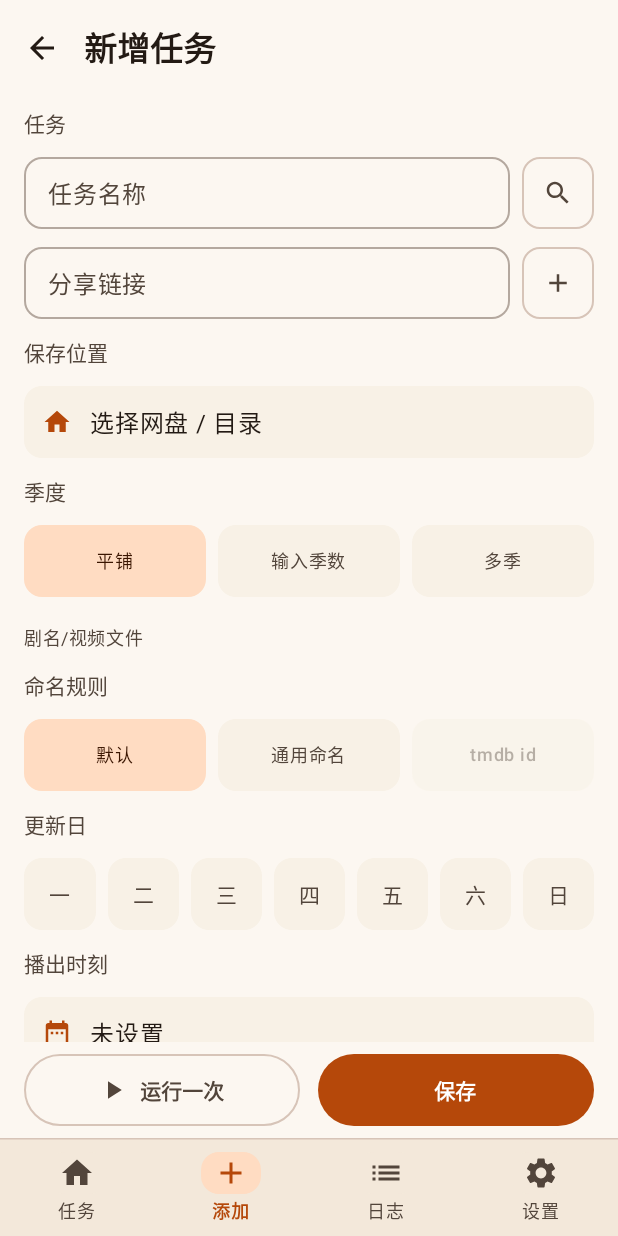
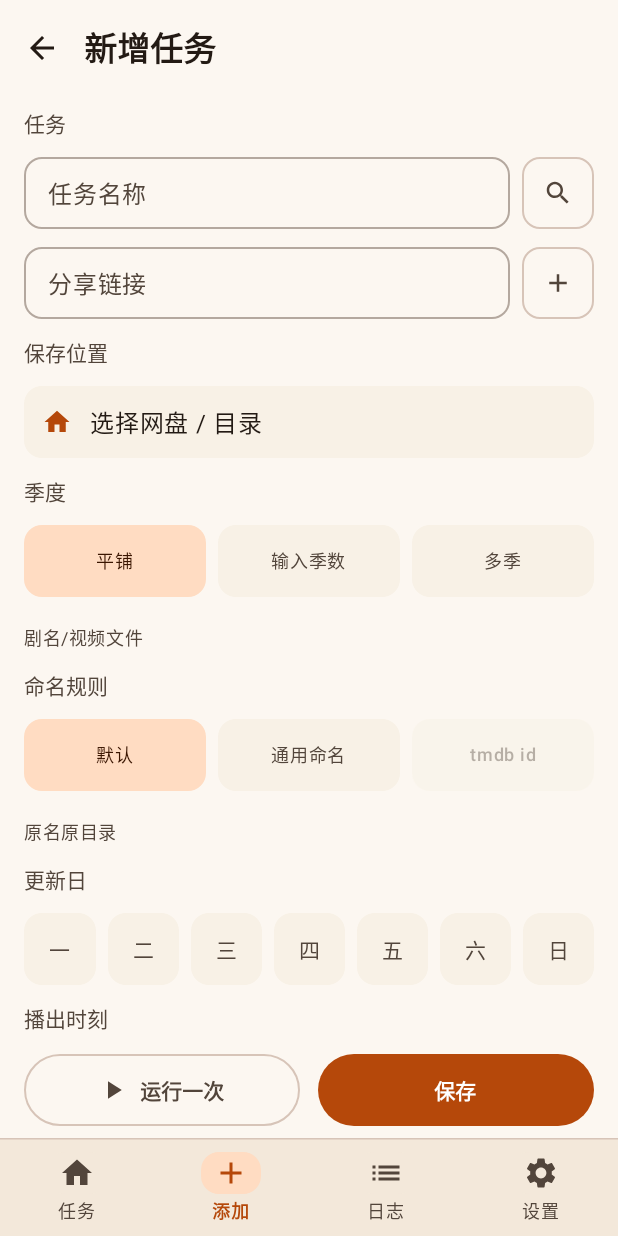
Before and after one commit to ASH-C776/zhuancun-miao, an Android app built with Jetpack Compose: the screen it shows after launch (MainActivity), after a tap on "新建任务", on a phone screen of 412 x 824 dp. Run offline under Robolectric (Android 15) with nearby library versions, the phone set to English and light mode, and no system bars; our stand-ins replace Room's generated code; pictures from the network do not load; 3 statements that could not run were skipped.

Commit message:
Stage 47 恢复命名规则结构说明(只留结构与文案,不留原因提示)

```diff
--- a/app/src/main/java/com/ashchan/cloudsaver/ui/tasks/NewTaskScreen.kt
+++ b/app/src/main/java/com/ashchan/cloudsaver/ui/tasks/NewTaskScreen.kt
@@ -624,6 +624,13 @@ fun NewTaskScreen(
                     enabled = canUseTmdbFolder,
                 ) { folderWithTmdbId = !folderWithTmdbId }
             }
+            FieldHint(
+                when {
+                    folderWithTmdbId -> "剧名 tmdb-12345/……"
+                    ruleKey == magic?.key -> "剧名/……/剧名.S01E01.扩展名"
+                    else -> "原名原目录"
+                }
+            )
 
             // 更新日：七个排一排；绑了 TMDB 可以一键重算
             Row(Modifier.fillMaxWidth(), verticalAlignment = Alignment.CenterVertically) {
```
Also changed, not shown: 1 other file.
